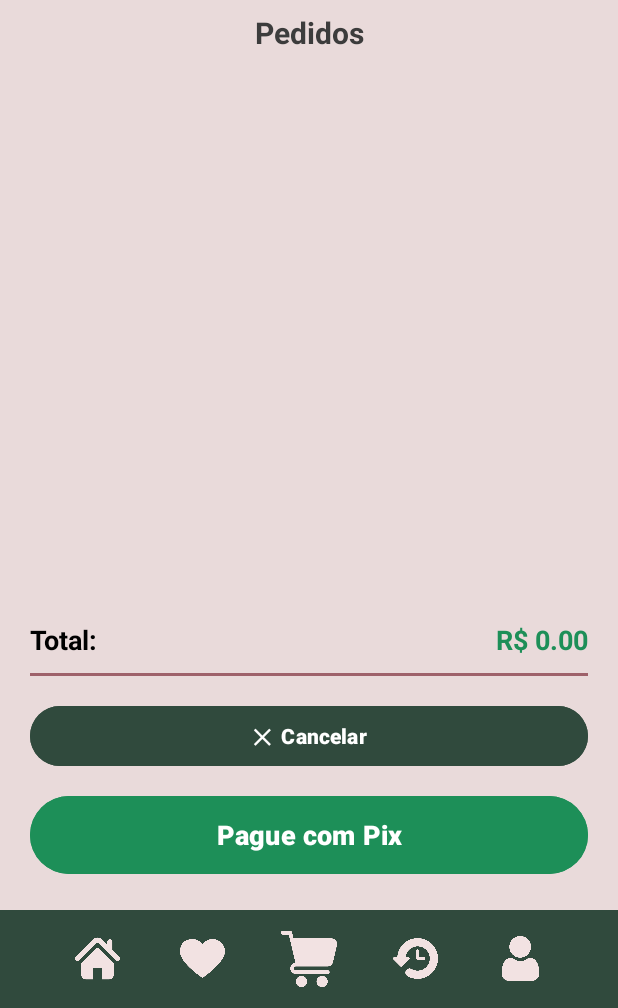
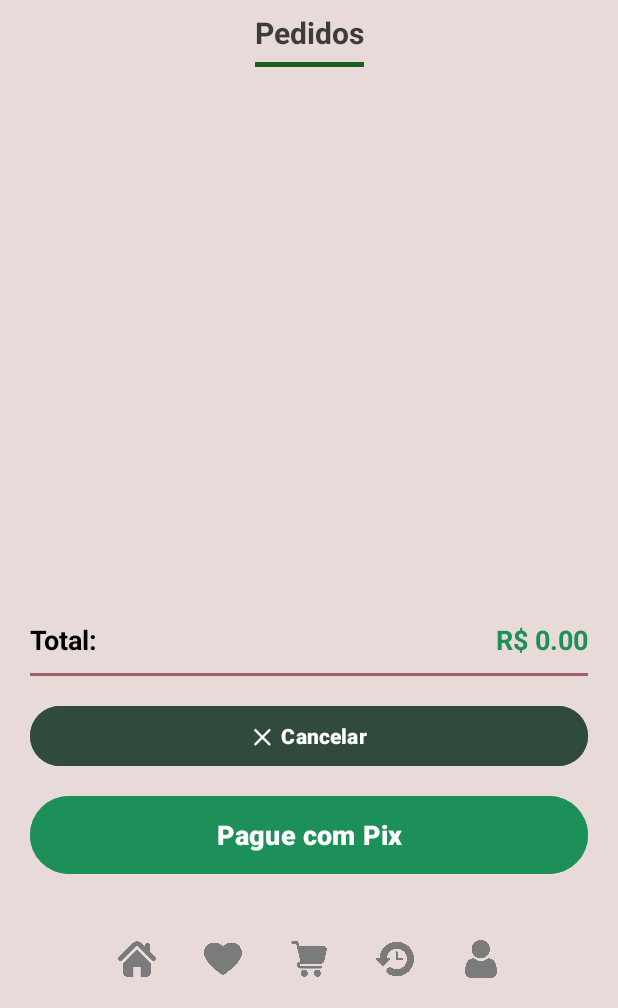
Before and after one commit to 2025-2-NCC3/Projeto1, an Android app: the CarrinhoActivity screen opened directly, with no data from a screen before it, on a phone screen of 412 x 824 dp, the part 228-1236 px from its top. Run offline under Robolectric (Android 15) with nearby library versions, the phone set to English and light mode, and no system bars; pictures from the network do not load.

Commit message:
ajustes estéticos

```diff
--- a/src/Entrega_01/Frontend/app/src/main/res/layout/produtos_cadastrados.xml
+++ b/src/Entrega_01/Frontend/app/src/main/res/layout/produtos_cadastrados.xml
@@ -67,7 +67,6 @@
         android:textSize="18sp"
         android:textStyle="bold"
         app:layout_constraintEnd_toEndOf="parent"
-        app:layout_constraintHorizontal_bias="0.456"
         app:layout_constraintStart_toStartOf="parent"
         app:layout_constraintTop_toBottomOf="@id/searchContainer" />
 
--- a/src/Entrega_01/Frontend/app/src/main/res/layout/tela_carrinho.xml
+++ b/src/Entrega_01/Frontend/app/src/main/res/layout/tela_carrinho.xml
@@ -18,7 +18,7 @@
         app:layout_constraintStart_toStartOf="parent"
         app:layout_constraintEnd_toEndOf="parent"/>
 
-    <!-- TÍTULO (opcional) -->
+    <!-- TÍTULO -->
     <TextView
         android:id="@+id/tituloPedidos"
         android:layout_width="wrap_content"
@@ -30,7 +30,19 @@
         android:layout_marginTop="8dp"
         app:layout_constraintTop_toBottomOf="@id/logo"
         app:layout_constraintStart_toStartOf="parent"
-        app:layout_constraintEnd_toEndOf="parent"/>
+        app:layout_constraintEnd_toEndOf="parent" />
+
+    <!-- Barra verde alinhada à largura do título -->
+    <View
+        android:id="@+id/barraPedidos"
+        android:layout_width="0dp"
+        android:layout_height="3dp"
+        android:layout_marginTop="6dp"
+        android:background="#1B5E20"
+        app:layout_constraintTop_toBottomOf="@id/tituloPedidos"
+        app:layout_constraintStart_toStartOf="@id/tituloPedidos"
+        app:layout_constraintEnd_toEndOf="@id/tituloPedidos" />
+
 
     <!-- LISTA DE CARDS (abaixo do logo/título) -->
     <ScrollView
@@ -127,54 +139,54 @@
         android:layout_height="65dp"
         android:orientation="horizontal"
         android:gravity="center"
-        android:background="#304A3D"
+        android:background="#E9DADA"
         app:layout_constraintBottom_toBottomOf="parent"
         app:layout_constraintStart_toStartOf="parent"
         app:layout_constraintEnd_toEndOf="parent">
 
         <ImageView
             android:id="@+id/btnHome"
-            android:layout_width="30dp"
-            android:layout_height="30dp"
+            android:layout_width="25dp"
+            android:layout_height="25dp"
             android:src="@drawable/home"
-            android:layout_marginHorizontal="20dp"
-            app:tint="#F2E2E2"
+            android:layout_marginHorizontal="16dp"
+            app:tint="#7B7B7B"
             android:contentDescription="Home" />
 
         <ImageView
             android:id="@+id/btnFavoritos"
-            android:layout_width="30dp"
-            android:layout_height="30dp"
+            android:layout_width="25dp"
+            android:layout_height="25dp"
             android:src="@drawable/favoritos"
-            android:layout_marginHorizontal="20dp"
-            app:tint="#F2E2E2"
+            android:layout_marginHorizontal="16dp"
+            app:tint="#7B7B7B"
             android:contentDescription="Favoritos" />
 
         <ImageView
             android:id="@+id/btnCarrinho"
-            android:layout_width="40dp"
-            android:layout_height="40dp"
+            android:layout_width="25dp"
+            android:layout_height="25dp"
             android:contentDescription="@string/app_name"
             android:src="@drawable/carrinho"
-            app:tint="#F2E2E2"
+            app:tint="#7B7B7B"
             android:layout_margin="16dp"/>
 
         <ImageView
             android:id="@+id/btnHistorico"
-            android:layout_width="30dp"
-            android:layout_height="30dp"
+            android:layout_width="25dp"
+            android:layout_height="25dp"
             android:src="@drawable/historico"
-            android:layout_marginHorizontal="20dp"
-            app:tint="#F2E2E2"
+            android:layout_marginHorizontal="16dp"
+            app:tint="#7B7B7B"
             android:contentDescription="Histórico" />
 
         <ImageView
             android:id="@+id/btnPerfil"
-            android:layout_width="30dp"
-            android:layout_height="30dp"
+            android:layout_width="25dp"
+            android:layout_height="25dp"
             android:src="@drawable/perfil"
-            android:layout_marginHorizontal="20dp"
-            app:tint="#F2E2E2"
+            android:layout_marginHorizontal="16dp"
+            app:tint="#7B7B7B"
             android:contentDescription="Perfil" />
     </LinearLayout>
 
```
Also changed, not shown: src/Entrega_01/Frontend/app/src/main/res/layout/activity_detalhe_produto.xml (+16 -14 lines), src/Entrega_01/Frontend/app/src/main/res/layout/activity_main.xml (+84 -89 lines), src/Entrega_01/Frontend/app/src/main/res/layout/activity_pedidos.xml (+5 -5 lines), src/Entrega_01/Frontend/app/src/main/res/layout/card_carrinho.xml (+31 -15 lines), src/Entrega_01/Frontend/app/src/main/res/layout/pedidos_anteriores.xml (+32 -10 lines), src/Entrega_01/Frontend/app/src/main/res/layout/produtos_tia_card.xml (+0 -9 lines), src/Entrega_01/Frontend/app/src/main/res/layout/telaperfil.xml (+5 -5 lines).
